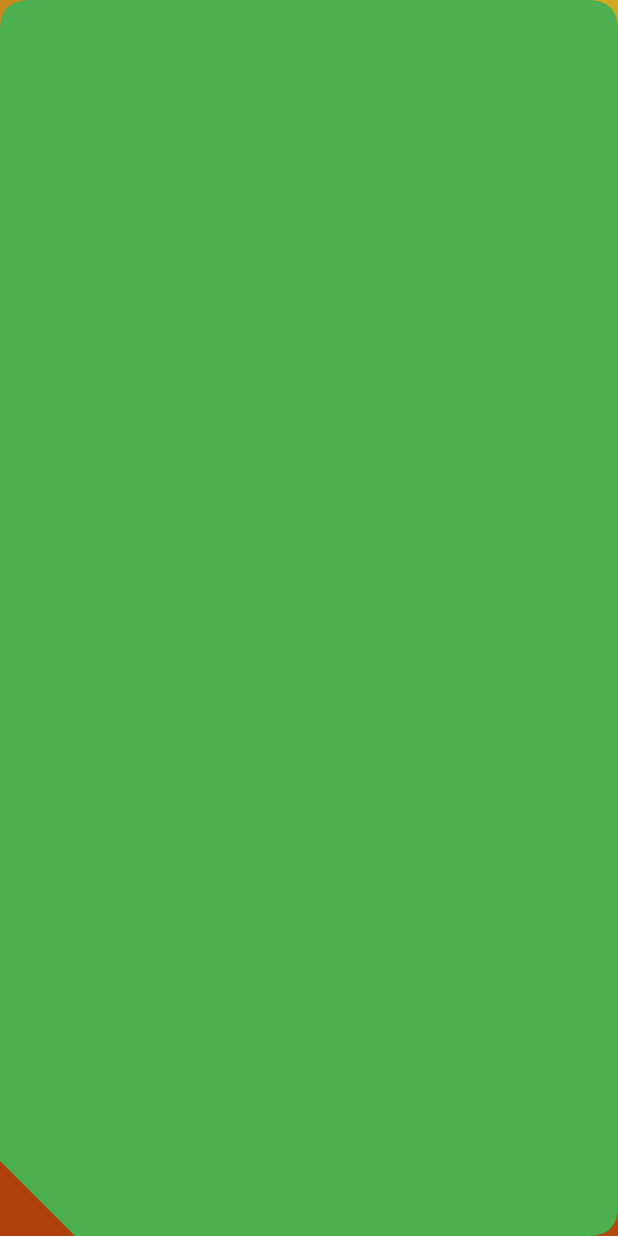
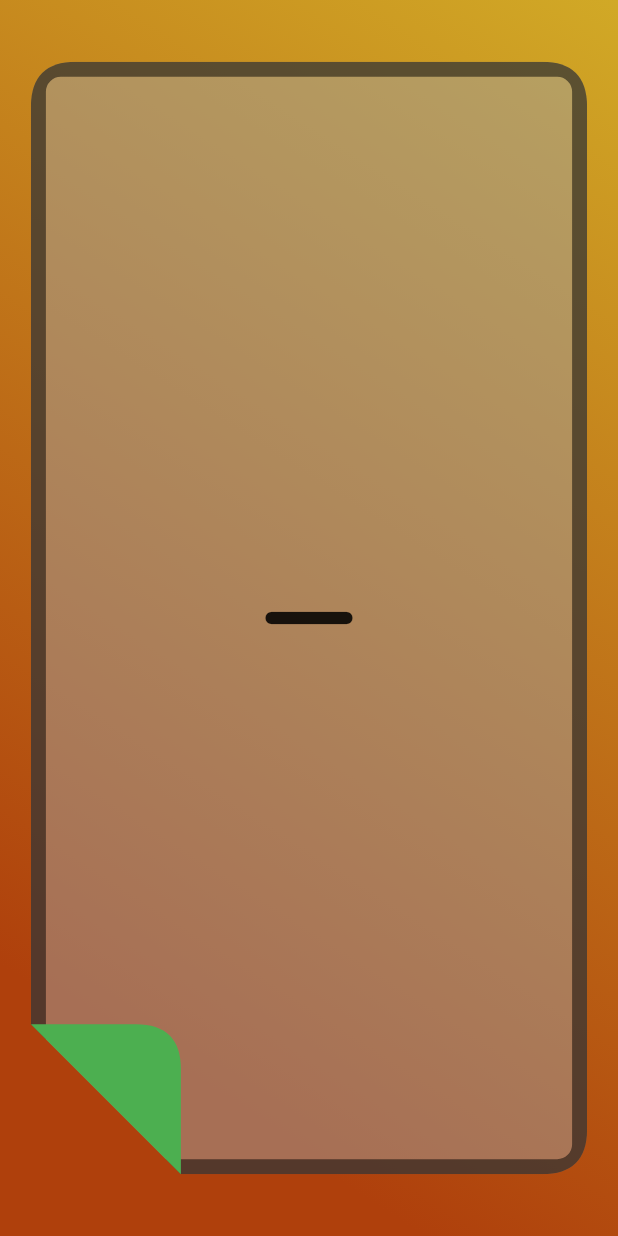
Before and after one commit to EtienneAuroux/tokihakanenari, a Flutter app: the screen it shows after launch, after a tap on the "add" icon, on a phone screen of 412 x 824 dp. Run offline on Flutter 3.47's test engine with Material 3 defaults, Android fonts, the phone set to English and light mode, and no system bars.

Commit message:
<feat>: Implemented big card contours for the card itself and its flipped bottom left corner. Implemented responsiveness on drag corner.

```diff
--- a/lib/card_generators/big_card.dart
+++ b/lib/card_generators/big_card.dart
@@ -1,7 +1,11 @@
 import 'dart:math';
 
 import 'package:flutter/material.dart';
+import 'package:tokihakanenari/card_types/add_card.dart';
+import 'package:tokihakanenari/card_types/passive_income.dart';
+import 'package:tokihakanenari/card_types/saving_accounts.dart';
 import 'package:tokihakanenari/my_enums.dart';
+import 'package:tokihakanenari/visual_tools/card_decoration.dart';
 import 'package:tokihakanenari/visual_tools/large_card_clipper.dart';
 
 import 'dart:developer' as developer;
@@ -21,20 +25,36 @@
 }
 
 class _BigCardState extends State<BigCard> {
-  Duration? panTimeStamp;
   double panDistance = 0;
+
+  Widget generateBigCard(CardType cardType) {
+    switch (cardType) {
+      case CardType.passiveIncome:
+        return const PassiveIncome(
+          cardStatus: CardStatus.big,
+        );
+      case CardType.addIncome:
+        return const AddCard(
+          cardStatus: CardStatus.big,
+        );
+      case CardType.savingAccounts:
+        return const SavingAccounts(
+          cardStatus: CardStatus.big,
+        );
+    }
+  }
 
   @override
   Widget build(BuildContext context) {
-    Size bigCardSize = MediaQuery.of(context).size;
-    double panLimit = sqrt(pow(bigCardSize.width / 4, 2) + pow(bigCardSize.height / 4, 2));
+    Size bigCardSize = MediaQuery.of(context).size * 0.9;
+    double panLimit = sqrt(pow(bigCardSize.width / 6, 2) + pow(bigCardSize.height / 6, 2));
 
-    return ClipPath(
-      clipper: LargeCardClipper(),
-      child: GestureDetector(
+    return GestureDetector(
       onPanUpdate: (details) {
         if (details.localPosition.dx < bigCardSize.width / 2 && details.localPosition.dy > bigCardSize.height / 2) {
+          setState(() {
             panDistance += details.delta.distance;
+          });
           if (panDistance > panLimit) {
             widget.onPanBigCardCorner();
           }
@@ -43,11 +63,33 @@
       onPanEnd: (details) {
         panDistance = 0;
       },
+      child: Stack(
+        alignment: Alignment.center,
+        children: [
+          ClipPath(
+            clipper: LargeCardContour(
+              flippedCornerLength: 100 + panDistance,
+              cornerRadius: 30,
+            ),
             child: Container(
-          width: 100,
-          height: 200,
+              decoration: CardDecoration.getDecoration(widget.cardType),
+              width: bigCardSize.width,
+              height: bigCardSize.height,
+              child: generateBigCard(widget.cardType),
+            ),
+          ),
+          ClipPath(
+            clipper: FlippedCornerContour(
+              flippedCornerLength: 100 + panDistance,
+              cornerRadius: 30,
+            ),
+            child: Container(
+              width: bigCardSize.width,
+              height: bigCardSize.height,
               color: Colors.green,
             ),
+          )
+        ],
       ),
     );
   }
--- a/lib/card_generators/small_card.dart
+++ b/lib/card_generators/small_card.dart
@@ -22,8 +22,6 @@
 }
 
 class _SmallCardState extends State<SmallCard> {
-  late CardDecoration cardDecoration;
-
   Size cardSize(Size deviceSize, Orientation deviceOrientation) {
     if (deviceOrientation == Orientation.landscape) {
       return Size(deviceSize.width * 0.6, deviceSize.height * 0.8);
@@ -50,13 +48,6 @@
   }
 
   @override
-  void initState() {
-    super.initState();
-
-    cardDecoration = CardDecoration(widget.cardType);
-  }
-
-  @override
   Widget build(BuildContext context) {
     MediaQueryData queryData = MediaQuery.of(context);
     Size deviceSize = queryData.size;
@@ -67,11 +58,11 @@
       child: Material(
         color: Colors.transparent,
         child: Container(
-          decoration: cardDecoration.boxDecoration,
+          decoration: CardDecoration.getDecoration(widget.cardType),
           width: cardSize(deviceSize, deviceOrientation).width,
           height: cardSize(deviceSize, deviceOrientation).height,
           child: InkWell(
-            splashColor: cardDecoration.splashColor,
+            splashColor: CardDecoration.getSplashColor(widget.cardType),
             onLongPress: () {
               widget.onLongPressSmallCard();
             },
--- a/lib/main.dart
+++ b/lib/main.dart
@@ -48,6 +48,8 @@
 
   @override
   Widget build(BuildContext context) {
+    Size screenSize = MediaQuery.of(context).size;
+
     return FloatingWaves(
       colors: colors,
       child: carouselView // Should this be a stack? With visibility control?
@@ -59,7 +61,10 @@
                 });
               },
             )
-          : BigCard(
+          : Container(
+              width: screenSize.width * 0.9,
+              height: screenSize.height * 0.9,
+              child: BigCard(
                 cardType: cardToEnlarge,
                 onPanBigCardCorner: () {
                   setState(() {
@@ -67,6 +72,7 @@
                   });
                 },
               ),
+            ),
     );
   }
 }
--- a/lib/visual_tools/card_decoration.dart
+++ b/lib/visual_tools/card_decoration.dart
@@ -3,21 +3,13 @@
 import 'package:tokihakanenari/my_enums.dart';
 
 class CardDecoration {
-  final CardType cardType;
-  late BoxDecoration boxDecoration;
-  late Color splashColor;
-
-  CardDecoration(this.cardType) {
-    initializeDecoration(cardType);
-  }
-
-  void initializeDecoration(CardType cardType) {
+  static BoxDecoration getDecoration(CardType cardType) {
     const double cardCornerRadius = 20;
     const int addIncomeCardAlpha = 127;
 
     switch (cardType) {
       case CardType.addIncome:
-        boxDecoration = BoxDecoration(
+        return BoxDecoration(
           color: Colors.grey.withAlpha(addIncomeCardAlpha),
           borderRadius: const BorderRadius.all(Radius.circular(cardCornerRadius)),
           border: Border.all(
@@ -25,20 +17,28 @@
             width: 10,
           ),
         );
-        splashColor = ColorPalette.azurSnow.withAlpha(70);
       case CardType.passiveIncome:
-        boxDecoration = BoxDecoration(
+        return BoxDecoration(
           color: Colors.blue.withAlpha(addIncomeCardAlpha),
           borderRadius: const BorderRadius.all(Radius.circular(cardCornerRadius)),
           border: Border.all(color: Colors.black.withAlpha(addIncomeCardAlpha), width: 1),
         );
-        splashColor = Colors.blue;
       case CardType.savingAccounts:
-        boxDecoration = const BoxDecoration(
+        return const BoxDecoration(
           color: Colors.green,
           borderRadius: BorderRadius.all(Radius.circular(cardCornerRadius)),
         );
-        splashColor = Colors.blue;
+    }
+  }
+
+  static Color getSplashColor(CardType cardType) {
+    switch (cardType) {
+      case CardType.addIncome:
+        return ColorPalette.azurSnow.withAlpha(70);
+      case CardType.passiveIncome:
+        return Colors.blue;
+      case CardType.savingAccounts:
+        return Colors.blue;
     }
   }
 }
--- a/lib/visual_tools/large_card_clipper.dart
+++ b/lib/visual_tools/large_card_clipper.dart
@@ -1,41 +1,83 @@
 import 'package:flutter/material.dart';
 
-class LargeCardClipper extends CustomClipper<Path> {
+class LargeCardContour extends CustomClipper<Path> {
+  final double _flippedCornerLength;
+  final double _cornerRadius;
+
+  LargeCardContour({
+    required double flippedCornerLength,
+    required double cornerRadius,
+  })  : assert(flippedCornerLength >= cornerRadius),
+        _flippedCornerLength = flippedCornerLength,
+        _cornerRadius = cornerRadius;
+
   @override
   Path getClip(Size size) {
     Path path = Path();
 
-    const double cornerRadius = 20;
-    const double flippedCornerLength = 50;
-
     // Left vertical line
-    path.moveTo(0, cornerRadius);
-    path.lineTo(0, size.height - flippedCornerLength);
+    path.moveTo(0, _cornerRadius);
+    path.lineTo(0, size.height - _flippedCornerLength);
 
     // Bottom left corner diagonal line
-    path.lineTo(flippedCornerLength, size.height);
+    path.lineTo(_flippedCornerLength, size.height);
 
     // Bottom horizontal line
-    path.lineTo(size.width - cornerRadius, size.height);
+    path.lineTo(size.width - _cornerRadius, size.height);
 
     // Bottom right corner
-    path.quadraticBezierTo(size.width, size.height, size.width, size.height - cornerRadius);
+    path.quadraticBezierTo(size.width, size.height, size.width, size.height - _cornerRadius);
 
     // Right vertical line
-    path.lineTo(size.width, cornerRadius);
+    path.lineTo(size.width, _cornerRadius);
 
     // Top right conner
-    path.quadraticBezierTo(size.width, 0, size.width - cornerRadius, 0);
+    path.quadraticBezierTo(size.width, 0, size.width - _cornerRadius, 0);
 
     // Top horizontal line
-    path.lineTo(cornerRadius, 0);
+    path.lineTo(_cornerRadius, 0);
 
     // Top left corner
-    path.quadraticBezierTo(0, 0, 0, cornerRadius);
+    path.quadraticBezierTo(0, 0, 0, _cornerRadius);
 
     return path;
   }
 
   @override
-  bool shouldReclip(CustomClipper<Path> oldClipper) => false;
+  bool shouldReclip(covariant CustomClipper<Path> oldClipper) => true;
 }
+
+class FlippedCornerContour extends CustomClipper<Path> {
+  final double _flippedCornerLength;
+  final double _cornerRadius;
+
+  FlippedCornerContour({
+    required double flippedCornerLength,
+    required double cornerRadius,
+  })  : assert(flippedCornerLength >= cornerRadius),
+        _flippedCornerLength = flippedCornerLength,
+        _cornerRadius = cornerRadius;
+
+  @override
+  Path getClip(Size size) {
+    Path path = Path();
+
+    path.moveTo(0, size.height - _flippedCornerLength);
+    path.lineTo(_flippedCornerLength, size.height);
+    path.lineTo(_flippedCornerLength, size.height - (_flippedCornerLength - _cornerRadius));
+    path.quadraticBezierTo(
+      _flippedCornerLength,
+      size.height - _flippedCornerLength,
+      _flippedCornerLength - _cornerRadius,
+      size.height - _flippedCornerLength,
+    );
+    path.lineTo(0, size.height - _flippedCornerLength);
+
+    return path;
+  }
+
+  @override
+  bool shouldReclip(covariant CustomClipper<Path> oldClipper) {
+    return true;
+  }
+}
```
Lines whose indentation alone changed are shown as unchanged.
